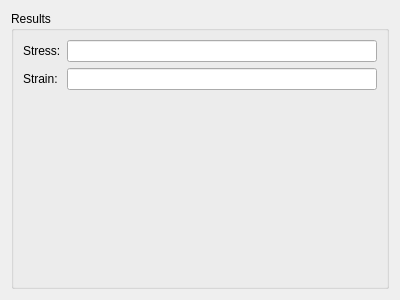
Qt form res/designer/simulations/biomeng321lab1.ui (tsalemink/neon) before a commit.
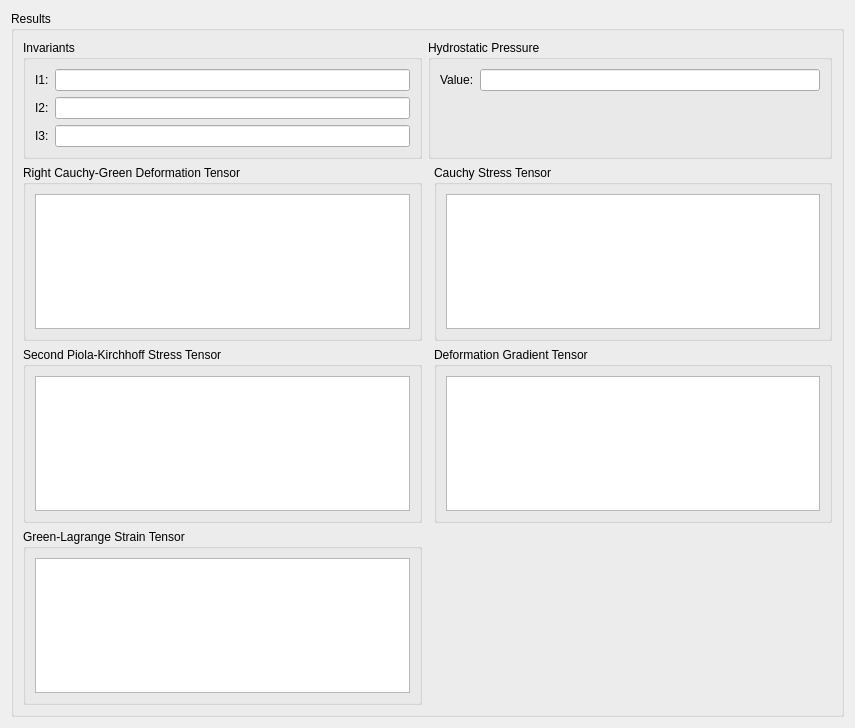
The same form after that commit.

Diff of the .ui file:
```diff
--- a/res/designer/simulations/biomeng321lab1.ui
+++ b/res/designer/simulations/biomeng321lab1.ui
@@ -6,8 +6,8 @@
    <rect>
     <x>0</x>
     <y>0</y>
-    <width>400</width>
-    <height>300</height>
+    <width>855</width>
+    <height>728</height>
    </rect>
   </property>
   <property name="windowTitle">
@@ -19,26 +19,159 @@
      <property name="title">
       <string>Results</string>
      </property>
-     <layout class="QFormLayout" name="formLayout">
+     <layout class="QGridLayout" name="gridLayout_3">
       <item row="0" column="0">
-       <widget class="QLabel" name="label">
-        <property name="text">
-         <string>Stress:</string>
+       <widget class="QGroupBox" name="groupBox_2">
+        <property name="title">
+         <string>Invariants</string>
         </property>
+        <layout class="QFormLayout" name="formLayout">
+         <item row="0" column="0">
+          <widget class="QLabel" name="label_3">
+           <property name="text">
+            <string>I1:</string>
+           </property>
+          </widget>
+         </item>
+         <item row="0" column="1">
+          <widget class="QLineEdit" name="lineEditInvariant1"/>
+         </item>
+         <item row="1" column="0">
+          <widget class="QLabel" name="label_4">
+           <property name="text">
+            <string>I2:</string>
+           </property>
+          </widget>
+         </item>
+         <item row="1" column="1">
+          <widget class="QLineEdit" name="lineEditInvariant2"/>
+         </item>
+         <item row="2" column="0">
+          <widget class="QLabel" name="label_5">
+           <property name="text">
+            <string>I3:</string>
+           </property>
+          </widget>
+         </item>
+         <item row="2" column="1">
+          <widget class="QLineEdit" name="lineEditInvariant3"/>
+         </item>
+        </layout>
        </widget>
       </item>
-      <item row="0" column="1">
-       <widget class="QLineEdit" name="lineEdit"/>
+      <item row="0" column="1" colspan="2">
+       <widget class="QGroupBox" name="groupBox_3">
+        <property name="title">
+         <string>Hydrostatic Pressure</string>
+        </property>
+        <layout class="QFormLayout" name="formLayout_2">
+         <item row="0" column="0">
+          <widget class="QLabel" name="label_6">
+           <property name="text">
+            <string>Value:</string>
+           </property>
+          </widget>
+         </item>
+         <item row="0" column="1">
+          <widget class="QLineEdit" name="lineEditHydrostaticPressure"/>
+         </item>
+        </layout>
+       </widget>
       </item>
       <item row="1" column="0">
-       <widget class="QLabel" name="label_2">
-        <property name="text">
-         <string>Strain:</string>
+       <widget class="QGroupBox" name="groupBox_7">
+        <property name="title">
+         <string>Right Cauchy-Green Deformation Tensor</string>
         </property>
+        <layout class="QGridLayout" name="gridLayout_4">
+         <item row="0" column="0">
+          <widget class="QTableWidget" name="tableWidgetRightCauchyGreenDeformation">
+           <attribute name="horizontalHeaderVisible">
+            <bool>false</bool>
+           </attribute>
+           <attribute name="verticalHeaderVisible">
+            <bool>false</bool>
+           </attribute>
+          </widget>
+         </item>
+        </layout>
        </widget>
       </item>
-      <item row="1" column="1">
-       <widget class="QLineEdit" name="lineEdit_2"/>
+      <item row="1" column="2">
+       <widget class="QGroupBox" name="groupBox_4">
+        <property name="title">
+         <string>Cauchy Stress Tensor</string>
+        </property>
+        <layout class="QGridLayout" name="gridLayout_7">
+         <item row="0" column="0">
+          <widget class="QTableWidget" name="tableWidgetCauchyStress">
+           <attribute name="horizontalHeaderVisible">
+            <bool>false</bool>
+           </attribute>
+           <attribute name="verticalHeaderVisible">
+            <bool>false</bool>
+           </attribute>
+          </widget>
+         </item>
+        </layout>
+       </widget>
+      </item>
+      <item row="2" column="0">
+       <widget class="QGroupBox" name="groupBox_8">
+        <property name="title">
+         <string>Second Piola-Kirchhoff Stress Tensor</string>
+        </property>
+        <layout class="QGridLayout" name="gridLayout_5">
+         <item row="0" column="0">
+          <widget class="QTableWidget" name="tableWidgetSecondPiolaKirchoffStress">
+           <attribute name="horizontalHeaderVisible">
+            <bool>false</bool>
+           </attribute>
+           <attribute name="verticalHeaderVisible">
+            <bool>false</bool>
+           </attribute>
+          </widget>
+         </item>
+        </layout>
+       </widget>
+      </item>
+      <item row="3" column="0">
+       <widget class="QGroupBox" name="groupBox_5">
+        <property name="title">
+         <string>Green-Lagrange Strain Tensor</string>
+        </property>
+        <layout class="QGridLayout" name="gridLayout_6">
+         <item row="0" column="0">
+          <widget class="QTableWidget" name="tableWidgetGreenLagrangeStrain">
+           <attribute name="horizontalHeaderVisible">
+            <bool>false</bool>
+           </attribute>
+           <attribute name="verticalHeaderVisible">
+            <bool>false</bool>
+           </attribute>
+          </widget>
+         </item>
+        </layout>
+       </widget>
+      </item>
+      <item row="2" column="2">
+       <widget class="QGroupBox" name="groupBox_6">
+        <property name="title">
+         <string>Deformation Gradient Tensor</string>
+        </property>
+        <layout class="QGridLayout" name="gridLayout_8">
+         <item row="0" column="0">
+          <widget class="QTableWidget" name="tableWidgetDeformationGradient">
+           <attribute name="horizontalHeaderVisible">
+            <bool>false</bool>
+           </attribute>
+           <attribute name="verticalHeaderVisible">
+            <bool>false</bool>
+           </attribute>
+          </widget>
+         </item>
+        </layout>
+       </widget>
       </item>
      </layout>
     </widget>
```
